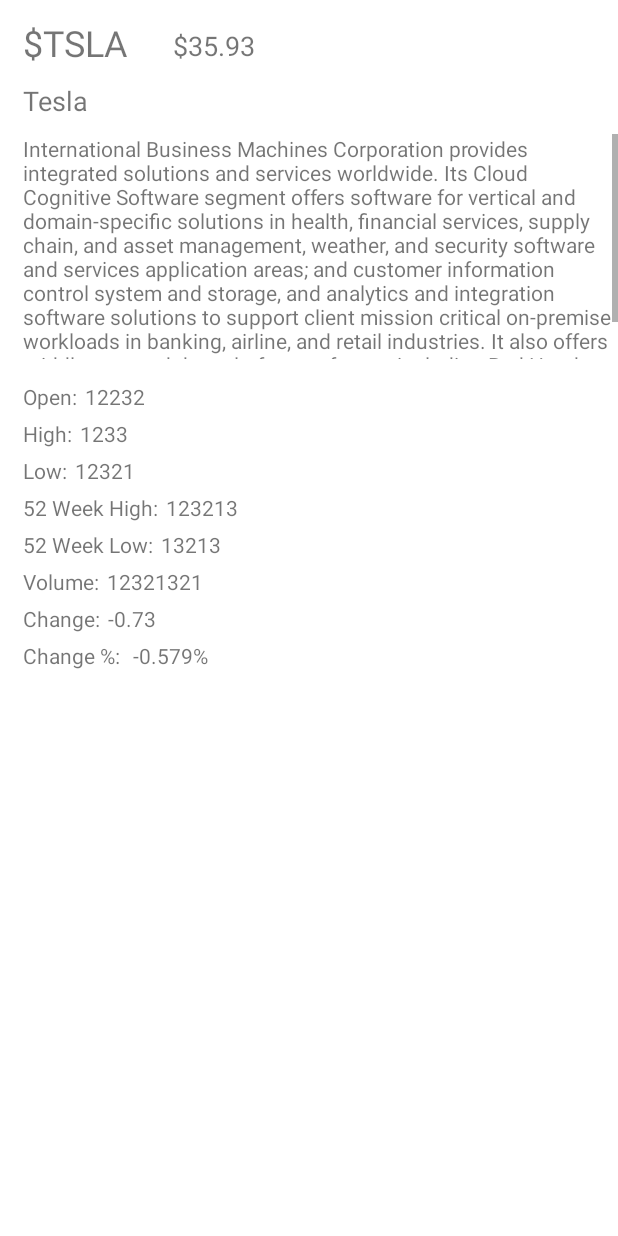
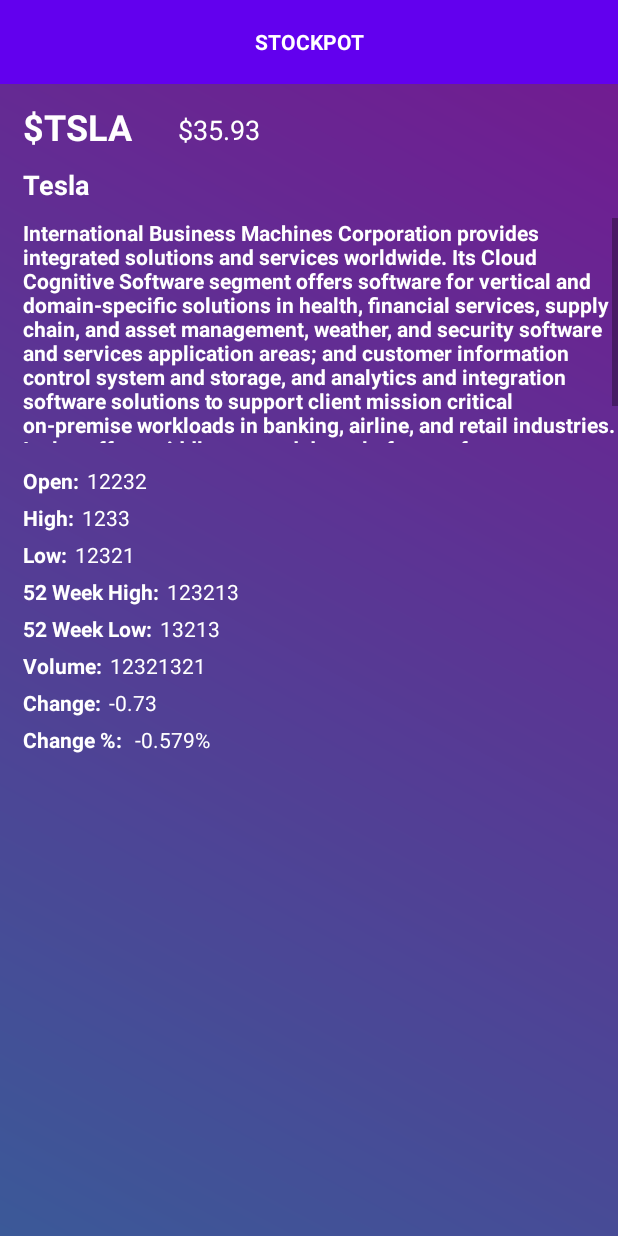
Before and after one commit to Codepath-Group-5/Group5, an Android app: the layout activity_stockdetail.xml on its own in the app's theme, with its tools: preview values and no code run, on a phone screen of 412 x 824 dp. Run offline under Robolectric (Android 15) with nearby library versions, the phone set to English and light mode, and no system bars.

Commit message:
Added: Custom Top ActionBar

```diff
--- a/app/build.gradle
+++ b/app/build.gradle
@@ -53,4 +53,5 @@ dependencies {
     // Messaging Implementation from https://guides.codepath.org/android/Building-Simple-Chat-Client-with-Parse
     implementation 'com.github.parse-community.Parse-SDK-Android:parse:1.24.1'
     implementation 'com.squareup.okhttp3:logging-interceptor:3.8.1' // for logging API calls to LogCat
+
 }
--- a/app/src/main/AndroidManifest.xml
+++ b/app/src/main/AndroidManifest.xml
@@ -25,10 +25,12 @@
             </intent-filter>
         </activity>
 
-        <activity android:name="MainActivity">
+        <activity android:name="MainActivity"
+            android:theme="@style/AppTheme.NoActionBar">
         </activity>
 
-        <activity android:name="StockDetailActivity">
+        <activity android:name="StockDetailActivity"
+            android:theme="@style/AppTheme.NoActionBar">
         </activity>
 
     </application>
--- a/app/src/main/java/com/example/stockpot/LoginActivity.java
+++ b/app/src/main/java/com/example/stockpot/LoginActivity.java
@@ -58,6 +58,7 @@ public class LoginActivity extends AppCompatActivity {
                 String username = etUsername.getText().toString();
                 String password = etPassword.getText().toString();
                 registerUser(username, password);
+
             }
         });
     }
--- a/app/src/main/res/layout/activity_login.xml
+++ b/app/src/main/res/layout/activity_login.xml
@@ -8,7 +8,6 @@
     android:orientation="vertical"
     tools:context=".LoginActivity"
     android:background="@drawable/gradient"
-
     >
 
     <TextView
--- a/app/src/main/res/layout/activity_stockdetail.xml
+++ b/app/src/main/res/layout/activity_stockdetail.xml
@@ -1,9 +1,41 @@
 <?xml version="1.0" encoding="utf-8"?>
+
+<LinearLayout xmlns:android="http://schemas.android.com/apk/res/android"
+    xmlns:app="http://schemas.android.com/apk/res-auto"
+    android:layout_width="match_parent"
+    android:layout_height="match_parent"
+    android:fitsSystemWindows="true"
+    android:orientation="vertical">
+
+    <androidx.appcompat.widget.Toolbar
+        android:id="@+id/toolbar"
+        android:minHeight="?attr/actionBarSize"
+        android:layout_width="match_parent"
+        android:layout_height="wrap_content"
+        app:titleTextColor="@android:color/white"
+        android:background="?attr/colorPrimary"
+        >
+
+
+        <TextView
+            android:layout_width="wrap_content"
+            android:layout_height="wrap_content"
+            android:text="STOCKPOT"
+            android:layout_gravity="center"
+            android:id="@+id/toolbar_title"
+            android:textColor="@color/white"
+            android:textStyle="bold"
+            />
+
+    </androidx.appcompat.widget.Toolbar>
+
 <RelativeLayout
     xmlns:android="http://schemas.android.com/apk/res/android"
     xmlns:tools="http://schemas.android.com/tools"
     android:layout_width="match_parent"
-    android:layout_height="match_parent">
+    android:layout_height="match_parent"
+    android:background="@drawable/gradient"
+    >
 
     <TextView
         android:id="@+id/tvSymbol"
@@ -16,7 +48,10 @@
         android:text="$TSLA"
         android:textSize="24sp"
         tools:layout_editor_absoluteX="12dp"
-        tools:layout_editor_absoluteY="12dp" />
+        tools:layout_editor_absoluteY="12dp"
+        android:textColor="@color/white"
+        android:textStyle="bold"
+        />
 
     <TextView
         android:id="@+id/tvName"
@@ -27,7 +62,10 @@
         android:layout_marginStart="15dp"
         android:layout_marginTop="10dp"
         android:text="Tesla"
-        android:textSize="18sp" />
+        android:textSize="18sp"
+        android:textColor="@color/white"
+        android:textStyle="bold"
+        />
 
     <TextView
         android:id="@+id/tvDescription"
@@ -38,7 +76,10 @@
         android:layout_marginStart="15dp"
         android:layout_marginTop="10dp"
         android:scrollbars="vertical"
-        android:text="International Business Machines Corporation provides integrated solutions and services worldwide. Its Cloud Cognitive Software segment offers software for vertical and domain-specific solutions in health, financial services, supply chain, and asset management, weather, and security software and services application areas; and customer information control system and storage, and analytics and integration software solutions to support client mission critical on-premise workloads in banking, airline, and retail industries. It also offers middleware and data platform software, including Red Hat that enables the opera" />
+        android:text="International Business Machines Corporation provides integrated solutions and services worldwide. Its Cloud Cognitive Software segment offers software for vertical and domain-specific solutions in health, financial services, supply chain, and asset management, weather, and security software and services application areas; and customer information control system and storage, and analytics and integration software solutions to support client mission critical on-premise workloads in banking, airline, and retail industries. It also offers middleware and data platform software, including Red Hat that enables the opera"
+        android:textColor="@color/white"
+        android:textStyle="bold"
+        />
 
     <TextView
         android:id="@+id/open"
@@ -48,7 +89,10 @@
         android:layout_alignParentStart="true"
         android:layout_marginStart="15dp"
         android:layout_marginTop="15dp"
-        android:text="Open:" />
+        android:text="Open:"
+        android:textColor="@color/white"
+        android:textStyle="bold"
+        />
 
     <TextView
         android:id="@+id/high"
@@ -58,7 +102,10 @@
         android:layout_alignParentStart="true"
         android:layout_marginStart="15dp"
         android:layout_marginTop="5dp"
-        android:text="High:" />
+        android:text="High:"
+        android:textColor="@color/white"
+        android:textStyle="bold"
+        />
 
     <TextView
         android:id="@+id/low"
@@ -69,7 +116,10 @@
         android:layout_centerVertical="true"
         android:layout_marginStart="15dp"
         android:layout_marginTop="5dp"
-        android:text="Low:" />
+        android:text="Low:"
+        android:textColor="@color/white"
+        android:textStyle="bold"
+        />
 
     <TextView
         android:id="@+id/wkhigh52"
@@ -79,7 +129,10 @@
         android:layout_alignParentStart="true"
         android:layout_marginStart="15dp"
         android:layout_marginTop="5dp"
-        android:text="52 Week High:" />
+        android:text="52 Week High:"
+        android:textColor="@color/white"
+        android:textStyle="bold"
+        />
 
     <TextView
         android:id="@+id/wklow52"
@@ -89,7 +142,10 @@
         android:layout_alignParentStart="true"
         android:layout_marginStart="15dp"
         android:layout_marginTop="5dp"
-        android:text="52 Week Low:" />
+        android:text="52 Week Low:"
+        android:textColor="@color/white"
+        android:textStyle="bold"
+        />
 
     <TextView
         android:id="@+id/tvOpen"
@@ -99,7 +155,9 @@
         android:layout_marginStart="5dp"
         android:layout_marginTop="15dp"
         android:layout_toEndOf="@+id/open"
-        android:text="12232" />
+        android:text="12232"
+        android:textColor="@color/white"
+        />
 
     <TextView
         android:id="@+id/tvHigh"
@@ -109,7 +167,9 @@
         android:layout_marginStart="5dp"
         android:layout_marginTop="5dp"
         android:layout_toEndOf="@+id/high"
-        android:text="1233" />
+        android:text="1233"
+        android:textColor="@color/white"
+        />
 
     <TextView
         android:id="@+id/tvLow"
@@ -119,7 +179,9 @@
         android:layout_marginStart="5dp"
         android:layout_marginTop="5dp"
         android:layout_toEndOf="@+id/low"
-        android:text="12321" />
+        android:text="12321"
+        android:textColor="@color/white"
+        />
 
     <TextView
         android:id="@+id/tvWkhigh"
@@ -130,7 +192,9 @@
         android:layout_marginStart="5dp"
         android:layout_marginTop="5dp"
         android:layout_toEndOf="@+id/wkhigh52"
-        android:text="123213" />
+        android:text="123213"
+        android:textColor="@color/white"
+        />
 
     <TextView
         android:id="@+id/tvWkLow"
@@ -140,7 +204,9 @@
         android:layout_marginStart="5dp"
         android:layout_marginTop="5dp"
         android:layout_toEndOf="@+id/wklow52"
-        android:text="13213" />
+        android:text="13213"
+        android:textColor="@color/white"
+        />
 
     <TextView
         android:id="@+id/volume"
@@ -150,7 +216,10 @@
         android:layout_alignParentStart="true"
         android:layout_marginStart="15dp"
         android:layout_marginTop="5dp"
-        android:text="Volume:" />
+        android:text="Volume:"
+        android:textColor="@color/white"
+        android:textStyle="bold"
+        />
 
     <TextView
         android:id="@+id/change"
@@ -160,7 +229,10 @@
         android:layout_alignParentStart="true"
         android:layout_marginStart="15dp"
         android:layout_marginTop="5dp"
-        android:text="Change:" />
+        android:text="Change:"
+        android:textColor="@color/white"
+        android:textStyle="bold"
+        />
 
     <TextView
         android:id="@+id/changepercent"
@@ -170,7 +242,10 @@
         android:layout_alignParentStart="true"
         android:layout_marginStart="15dp"
         android:layout_marginTop="5dp"
-        android:text="Change %: " />
+        android:text="Change %: "
+        android:textColor="@color/white"
+        android:textStyle="bold"
+        />
 
     <TextView
         android:id="@+id/tvPrice"
@@ -181,7 +256,9 @@
         android:layout_marginTop="18dp"
         android:layout_toEndOf="@+id/tvSymbol"
         android:text="$35.93"
-        android:textSize="18sp" />
+        android:textSize="18sp"
+        android:textColor="@color/white"
+        />
 
     <TextView
         android:id="@+id/tvVolume"
@@ -191,7 +268,9 @@
         android:layout_marginStart="5dp"
         android:layout_marginTop="5dp"
         android:layout_toEndOf="@+id/volume"
-        android:text="12321321" />
+        android:text="12321321"
+        android:textColor="@color/white"
+        />
 
     <TextView
         android:id="@+id/tvChange"
@@ -201,7 +280,9 @@
         android:layout_marginStart="5dp"
         android:layout_marginTop="5dp"
         android:layout_toEndOf="@+id/change"
-        android:text="-0.73" />
+        android:text="-0.73"
+        android:textColor="@color/white"
+        />
 
     <TextView
         android:id="@+id/tvChangePercent"
@@ -211,6 +292,10 @@
         android:layout_marginStart="5dp"
         android:layout_marginTop="5dp"
         android:layout_toEndOf="@+id/changepercent"
-        android:text="-0.579%" />
+        android:text="-0.579%"
+        android:textColor="@color/white"
+        />
 
 </RelativeLayout>
+
+</LinearLayout>
--- /dev/null
+++ b/app/src/main/res/menu/menu_main.xml
@@ -0,0 +1,5 @@
+<?xml version="1.0" encoding="utf-8"?>
+<menu xmlns:android="http://schemas.android.com/apk/res/android"
+    xmlns:app="http://schemas.android.com/apk/res-auto">
+
+</menu>
--- /dev/null
+++ b/app/src/main/res/values/styles.xml
@@ -0,0 +1,15 @@
+
+<resources>
+    <!-- Base application theme. -->
+
+    <style name="AppTheme" parent="Theme.AppCompat.NoActionBar">
+        <item name="windowActionBar">false</item>
+        <item name="windowNoTitle">true</item>
+    </style>
+
+    <style name="AppTheme.NoActionBar">
+        <item name="windowActionBar">false</item>
+        <item name="windowNoTitle">true</item>
+    </style>
+
+</resources>
```
Also changed, not shown: app/src/main/java/com/example/stockpot/MainActivity.java (+21 -0 lines), app/src/main/java/com/example/stockpot/StockDetailActivity.java (+20 -0 lines), app/src/main/res/layout/activity_main.xml (+36 -0 lines).
